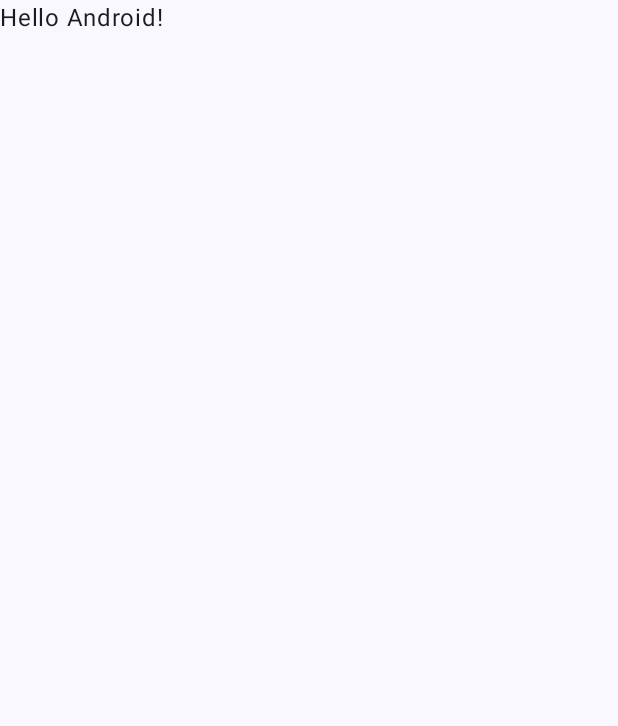
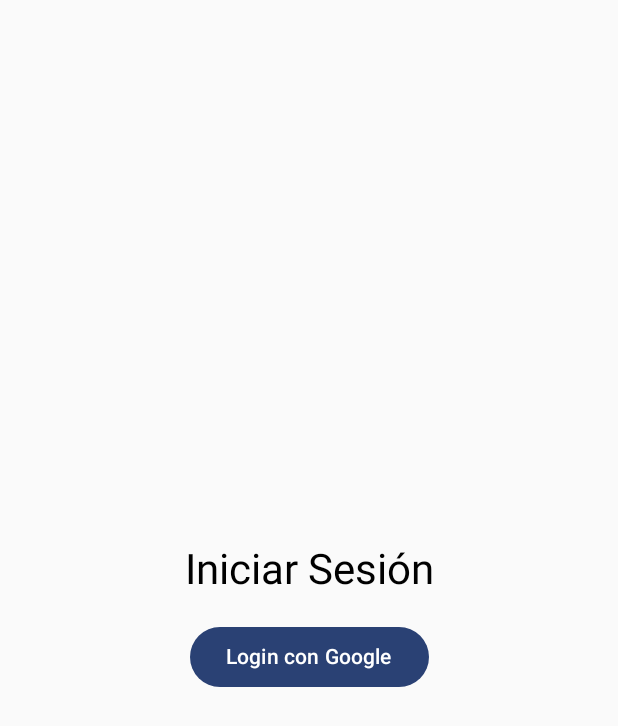
Before and after one commit to Diegoalvmor/Habits360, an Android app built with Jetpack Compose: the screen it shows after launch (MainActivity), on a phone screen of 412 x 824 dp. Before the commit the part shown is almost empty. Shown: the top 726 px of the screen. Run offline under Robolectric (Android 15) with nearby library versions, the phone set to English and light mode, and no system bars.

Commit message:
News:
Login on Firebase with Google Auth.
Simple UI designs for tests.

Others:

Added some colours to the palette.

```diff
--- a/app/src/main/AndroidManifest.xml
+++ b/app/src/main/AndroidManifest.xml
@@ -1,6 +1,8 @@
 <?xml version="1.0" encoding="utf-8"?>
 <manifest xmlns:android="http://schemas.android.com/apk/res/android"
     xmlns:tools="http://schemas.android.com/tools" >
+
+    <uses-permission android:name="android.permission.INTERNET"/>
 
     <application
         android:allowBackup="true"
@@ -12,6 +14,8 @@
         android:supportsRtl="true"
         android:theme="@style/Theme.Habits360"
         tools:targetApi="31" >
+        <activity android:name=".HomeActivity" />
+
         <activity
             android:name=".MainActivity"
             android:exported="true"
--- a/app/src/main/java/com/example/habits360/MainActivity.kt
+++ b/app/src/main/java/com/example/habits360/MainActivity.kt
@@ -1,17 +1,34 @@
 package com.example.habits360
 
+import android.app.Activity
+import android.content.Intent
 import android.os.Bundle
 import androidx.activity.ComponentActivity
+import androidx.activity.compose.rememberLauncherForActivityResult
 import androidx.activity.compose.setContent
 import androidx.activity.enableEdgeToEdge
+import androidx.activity.result.contract.ActivityResultContracts
+import androidx.compose.foundation.layout.Arrangement
+import androidx.compose.foundation.layout.Box
+import androidx.compose.foundation.layout.Column
 import androidx.compose.foundation.layout.fillMaxSize
 import androidx.compose.foundation.layout.padding
-import androidx.compose.material3.Scaffold
+import androidx.compose.material3.Button
+import androidx.compose.material3.MaterialTheme
 import androidx.compose.material3.Text
 import androidx.compose.runtime.Composable
+import androidx.compose.runtime.getValue
+import androidx.compose.runtime.mutableStateOf
+import androidx.compose.runtime.rememberCoroutineScope
+import androidx.compose.runtime.saveable.rememberSaveable
+import androidx.compose.runtime.setValue
+import androidx.compose.ui.Alignment
 import androidx.compose.ui.Modifier
-import androidx.compose.ui.tooling.preview.Preview
+import androidx.compose.ui.platform.LocalContext
+import androidx.compose.ui.unit.dp
+import com.example.habits360.googleAuth.GoogleAuthUIClient
 import com.example.habits360.ui.theme.Habits360Theme
+import kotlinx.coroutines.launch
 
 class MainActivity : ComponentActivity() {
     override fun onCreate(savedInstanceState: Bundle?) {
@@ -19,29 +36,58 @@ class MainActivity : ComponentActivity() {
         enableEdgeToEdge()
         setContent {
             Habits360Theme {
-                Scaffold( modifier = Modifier.fillMaxSize() ) { innerPadding ->
-                    Greeting(
-                        name = "Android",
-                        modifier = Modifier.padding(innerPadding)
-                    )
-                }
+                PantallaLogin()
             }
         }
     }
 }
+@Composable
+fun PantallaLogin() {
+    val context = LocalContext.current
+    val scope = rememberCoroutineScope()
 
-@Composable
-fun Greeting(name: String, modifier: Modifier = Modifier) {
-    Text(
-        text = "Hello $name!",
-        modifier = modifier
-    )
-}
+    var userName by rememberSaveable { mutableStateOf("") }
 
-@Preview(showBackground = true)
-@Composable
-fun GreetingPreview() {
-    Habits360Theme {
-        Greeting("Android")
+    val launcher = rememberLauncherForActivityResult(
+        contract = ActivityResultContracts.StartActivityForResult()
+    ) { result ->
+        if (result.resultCode == Activity.RESULT_OK) {
+            scope.launch {
+                val user = GoogleAuthUIClient.handleSignInResult(result.data)
+                if (user != null) {
+                    context.startActivity(Intent(context, HomeActivity::class.java).apply {
+                        flags = Intent.FLAG_ACTIVITY_NEW_TASK or Intent.FLAG_ACTIVITY_CLEAR_TASK
+                    })
+            } else {
+                    userName = "Login fallido"
+                }
+                }
+        } else {
+            userName = "Login cancelado"
+        }
+    }
+
+    Box(
+        modifier = Modifier.fillMaxSize(),
+        contentAlignment = Alignment.Center
+    ) {
+        Column(
+            horizontalAlignment = Alignment.CenterHorizontally,
+            verticalArrangement = Arrangement.spacedBy(16.dp),
+            modifier = Modifier.padding(32.dp)
+        ) {
+            Text("Iniciar Sesión", style = MaterialTheme.typography.headlineMedium)
+
+            Button(onClick = {
+                val signInIntent = GoogleAuthUIClient.getSignInIntent(context)
+                launcher.launch(signInIntent)
+            }) {
+                Text("Login con Google")
+            }
+
+            if (userName.isNotEmpty()) {
+                Text("¡Hola, $userName! 👋")
+            }
+        }
     }
 }
--- a/app/src/main/java/com/example/habits360/ui/theme/Color.kt
+++ b/app/src/main/java/com/example/habits360/ui/theme/Color.kt
@@ -9,3 +9,17 @@ val Pink80 = Color(0xFFEFB8C8)
 val Purple40 = Color(0xFF6650a4)
 val PurpleGrey40 = Color(0xFF625b71)
 val Pink40 = Color(0xFF7D5260)
+
+// Light Theme
+val GreenPrimary = Color(0xFF4CAF50)        // Verde saludable
+val GreenSecondary = Color(0xFF81C784)      // Verde más claro
+val BlueTertiary = Color(0xFF64B5F6)        // Azul clarito
+
+// Dark Theme
+val GreenPrimaryDark = Color(0xFF388E3C)
+val GreenSecondaryDark = Color(0xFF66BB6A)
+val BlueTertiaryDark = Color(0xFF42A5F5)
+
+// Extras
+val BackgroundLight = Color(0xFFF0FFF4)     // Fondo claro suave
+val BackgroundDark = Color(0xFF121212)      // Fondo oscuro puro
--- a/app/src/main/java/com/example/habits360/ui/theme/Theme.kt
+++ b/app/src/main/java/com/example/habits360/ui/theme/Theme.kt
@@ -8,34 +8,38 @@ import androidx.compose.material3.dynamicDarkColorScheme
 import androidx.compose.material3.dynamicLightColorScheme
 import androidx.compose.material3.lightColorScheme
 import androidx.compose.runtime.Composable
+import androidx.compose.ui.graphics.Color
 import androidx.compose.ui.platform.LocalContext
 
 private val DarkColorScheme = darkColorScheme(
-    primary = Purple80,
-    secondary = PurpleGrey80,
-    tertiary = Pink80
+    primary = GreenPrimaryDark,
+    secondary = GreenSecondaryDark,
+    tertiary = BlueTertiaryDark,
+    background = BackgroundDark,
+    surface = BackgroundDark,
+    onPrimary = Color.White,
+    onSecondary = Color.White,
+    onTertiary = Color.White,
+    onBackground = Color.White,
+    onSurface = Color.White,
 )
 
 private val LightColorScheme = lightColorScheme(
-    primary = Purple40,
-    secondary = PurpleGrey40,
-    tertiary = Pink40
-
-    /* Other default colors to override
-    background = Color(0xFFFFFBFE),
-    surface = Color(0xFFFFFBFE),
+    primary = GreenPrimary,
+    secondary = GreenSecondary,
+    tertiary = BlueTertiary,
+    background = BackgroundLight,
+    surface = Color.White,
     onPrimary = Color.White,
-    onSecondary = Color.White,
-    onTertiary = Color.White,
-    onBackground = Color(0xFF1C1B1F),
-    onSurface = Color(0xFF1C1B1F),
-    */
+    onSecondary = Color.Black,
+    onTertiary = Color.Black,
+    onBackground = Color.Black,
+    onSurface = Color.Black,
 )
 
 @Composable
 fun Habits360Theme(
     darkTheme: Boolean = isSystemInDarkTheme(),
-    // Dynamic color is available on Android 12+
     dynamicColor: Boolean = true,
     content: @Composable () -> Unit
 ) {
--- a/app/src/main/res/values/strings.xml
+++ b/app/src/main/res/values/strings.xml
@@ -1,3 +1,5 @@
 <resources>
     <string name="app_name">Habits360</string>
+
+    <string name="client_id">637237112740-eaubivmvppp7ng1vr2em5fklcf0b19do.apps.googleusercontent.com</string>
 </resources>
--- a/build.gradle.kts
+++ b/build.gradle.kts
@@ -3,4 +3,6 @@ plugins {
     alias(libs.plugins.android.application) apply false
     alias(libs.plugins.kotlin.android) apply false
     alias(libs.plugins.kotlin.compose) apply false
+    alias(libs.plugins.google.gms.google.services) apply false
+
 }
```
Also changed, not shown: app/build.gradle.kts (+15 -1 lines), app/src/main/java/com/example/habits360/HomeActivity.kt (added, +43 -0 lines), app/src/main/java/com/example/habits360/googleAuth/GoogleAuthUIClient.kt (added, +33 -0 lines), gradle/libs.versions.toml (+15 -1 lines), 2 other files. Lines whose indentation alone changed are shown as unchanged.
